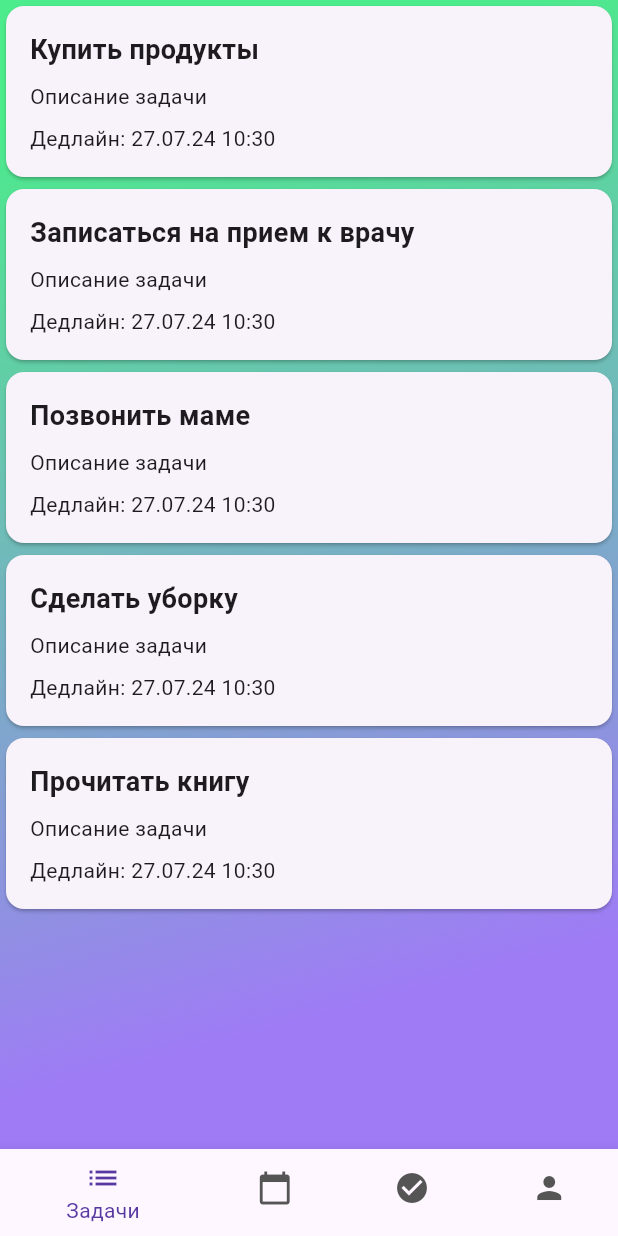
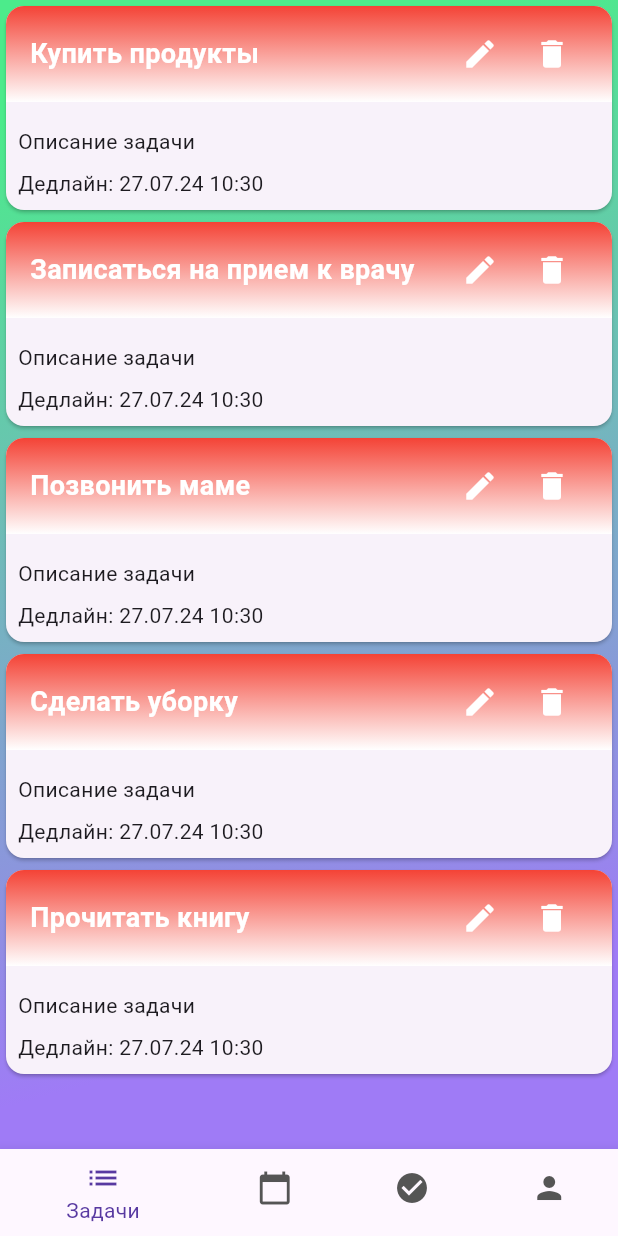
Before and after one commit to ssmorodin/0zc_dodiddone, a Flutter app: the MainPage screen opened directly, on a phone screen of 412 x 824 dp. Run offline on Flutter 3.47's test engine with Material 3 defaults, Android fonts, the phone set to English and light mode, and no system bars.

Commit message:
All tasks

```diff
--- a/lib/pages/main_page.dart
+++ b/lib/pages/main_page.dart
@@ -37,7 +37,9 @@ class _MainPageState extends State<MainPage> {
       //   title: const Text('DoDidDone'),
       //   centerTitle: true,
       // ),
-      body: Expanded(
+      body: Column(
+        children: [
+          Expanded(
           child: Container(
             decoration: BoxDecoration(
               gradient: LinearGradient(
@@ -67,6 +69,8 @@ class _MainPageState extends State<MainPage> {
              ),
             ),
           ),
+        ],
+      ),
       bottomNavigationBar: BottomNavigationBar(
         items: const <BottomNavigationBarItem>[
           BottomNavigationBarItem(
--- a/lib/widgets/task_item.dart
+++ b/lib/widgets/task_item.dart
@@ -14,19 +14,70 @@ class TaskItem extends StatelessWidget {
 
   @override
   Widget build(BuildContext context) {
+    Duration timeUntilDeadline = deadline.difference(DateTime.now());
+    Color gradientStart;
+
+    if (timeUntilDeadline.inDays < 1) {
+      gradientStart = Colors.red; // Срочная
+    } else if (timeUntilDeadline.inDays < 2) {
+      gradientStart = Colors.yellow; // Средняя срочность
+    } else {
+      gradientStart = Colors.green; // Не срочная
+    }
+
     return Card(
-      child: Padding(
-        padding: const EdgeInsets.all(16.0),
       child: Column(
           crossAxisAlignment: CrossAxisAlignment.start,
           children: [
-            Text(
+            Container(
+              padding: const EdgeInsets.symmetric(vertical: 8, horizontal: 16),
+              decoration: BoxDecoration(
+                gradient: LinearGradient(
+                  begin: Alignment.topCenter,
+                  end: Alignment.bottomCenter,
+                  colors: [gradientStart, Colors.white], // Используем gradientStart
+                ),
+                borderRadius: BorderRadius.only(
+                topLeft: Radius.circular(12),
+                topRight: Radius.circular(12),
+                ),
+              ),
+              child: Row(
+                children: [
+                  Expanded(
+                    child: Text(
                       title,
                       style: const TextStyle(
                         fontSize: 18,
                         fontWeight: FontWeight.bold,
+                        color: Colors.white, // Белый текст для контраста
                       ),
                     ),
+                  ),
+                  // Кнопки "Редактировать" и "Удалить"
+                  IconButton(
+                    onPressed: () {
+                      // Действие для "Редактировать"
+                      print('Редактировать задачу: $title');
+                    },
+                    icon: const Icon(Icons.edit, color: Colors.white),
+                  ),
+                  IconButton(
+                    onPressed: () {
+                      // Действие для "Удалить"
+                      print('Удалить задачу: $title');
+                    },
+                    icon: const Icon(Icons.delete, color: Colors.white),
+                  ),
+                ],
+              ),
+            ),
+            Padding(
+              padding: const EdgeInsets.all(8.0),
+              child: Column(
+                mainAxisAlignment: MainAxisAlignment.start,
+                crossAxisAlignment: CrossAxisAlignment.start,
+                children: [
                   const SizedBox(height: 8),
                   Text(
                     description,
@@ -40,6 +91,93 @@ class TaskItem extends StatelessWidget {
                 ],
               ),
             ),
+          ],
+        ),
+
     );
   }
 }
+
+// import 'package:flutter/material.dart';
+
+// class TaskItem extends StatelessWidget {
+//   final String title;
+//   final String description;
+//   final DateTime deadline;
+
+//   const TaskItem({
+//     Key? key,
+//     required this.title,
+//     required this.description,
+//     required this.deadline,
+//   }) : super(key: key);
+
+//   @override
+//   Widget build(BuildContext context) {
+//     Duration timeUntilDeadline = deadline.difference(DateTime.now());
+//     Color gradientStart;
+
+//     if (timeUntilDeadline.inDays < 1) {
+//       gradientStart = Colors.red; // Срочная
+//     } else if (timeUntilDeadline.inDays < 2) {
+//       gradientStart = Colors.yellow; // Средняя срочность
+//     } else {
+//       gradientStart = Colors.green; // Не срочная
+//     }
+
+//     return Card(
+//       child: Column(
+//           crossAxisAlignment: CrossAxisAlignment.start,
+//           children: [
+//             Container(
+//               padding: const EdgeInsets.symmetric(vertical: 8, horizontal: 16),
+//               decoration: BoxDecoration(
+//                 gradient: LinearGradient(
+//                   begin: Alignment.topCenter,
+//                   end: Alignment.bottomCenter,
+//                   colors: [gradientStart, Colors.white], // Используем gradientStart
+//                 ),
+//                 borderRadius: BorderRadius.only(
+//                 topLeft: Radius.circular(12),
+//                 topRight: Radius.circular(12),
+//                 ),
+//               ),
+//               child: Row(
+//                 children: [
+//                   Expanded(
+//                     child: Text(
+//                       title,
+//                       style: const TextStyle(
+//                         fontSize: 18,
+//                         fontWeight: FontWeight.bold,
+//                         color: Colors.white, // Белый текст для контраста
+//                       ),
+//                     ),
+//                   ),
+//                 ],
+//               ),
+//             ),
+//             Padding(
+//               padding: const EdgeInsets.all(8.0),
+//               child: Column(
+//                 crossAxisAlignment: CrossAxisAlignment.start,
+//                 children: [
+//                   const SizedBox(height: 8),
+//                   Text(
+//                     description,
+//                     style: const TextStyle(fontSize: 14),
+//                   ),
+//                   const SizedBox(height: 8),
+//                   Text(
+//                     'Дедлайн: ${deadline.day.toString().padLeft(2, '0')}.${deadline.month.toString().padLeft(2, '0')}.${deadline.year.toString().substring(2)} ${deadline.hour.toString().padLeft(2, '0')}:${deadline.minute.toString().padLeft(2, '0')}',
+//                     style: const TextStyle(fontSize: 14),
+//                   ),
+//                 ],
+//               ),
+//             ),
+//           ],
+//         ),
+
+//     );
+//   }
+// }
```
Also changed, not shown: 1 other file. Lines whose indentation alone changed are shown as unchanged.
